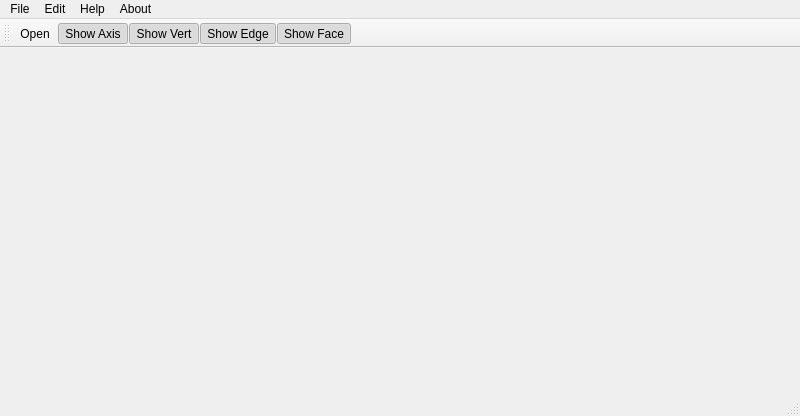
colored-dye/meshlab, file mainwindow.ui: the form before one commit.
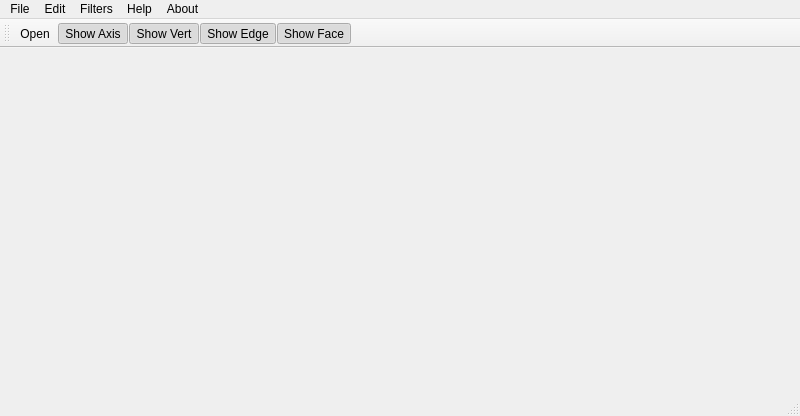
The form after the commit. Icons and pictures are not drawn. Custom widgets are drawn as their Qt base class.

The edit to the form file:
```diff
--- a/mainwindow.ui
+++ b/mainwindow.ui
@@ -58,8 +58,15 @@
      <string>Help</string>
     </property>
    </widget>
+   <widget class="QMenu" name="menuFilters">
+    <property name="title">
+     <string>Filters</string>
+    </property>
+    <addaction name="actionSubdivision_Butterfly"/>
+   </widget>
    <addaction name="menuFile"/>
    <addaction name="menuEdit"/>
+   <addaction name="menuFilters"/>
    <addaction name="menuHelp"/>
    <addaction name="menuAbout"/>
   </widget>
```
Left out of the diff: 5 changed lines with no effect on the pictures.
